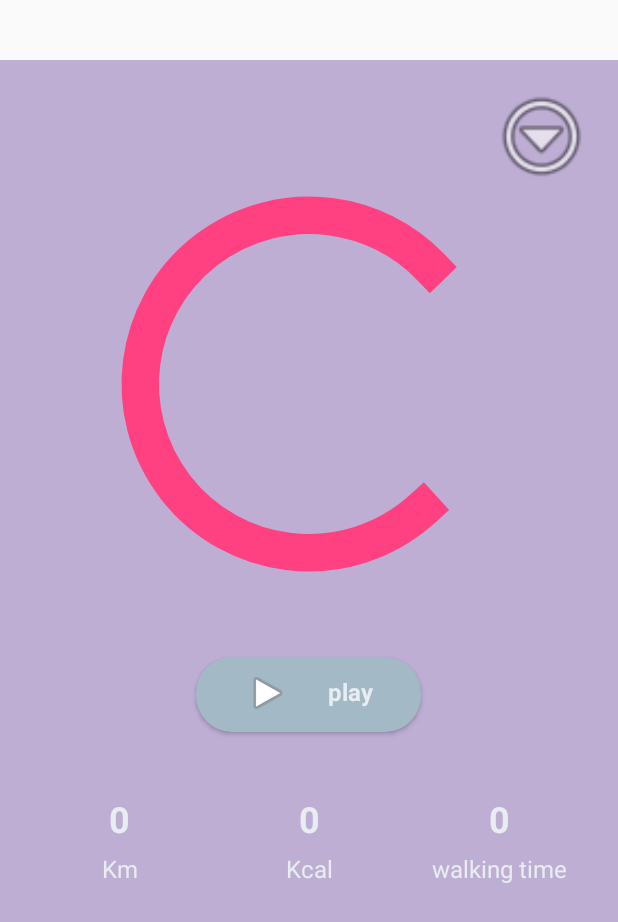
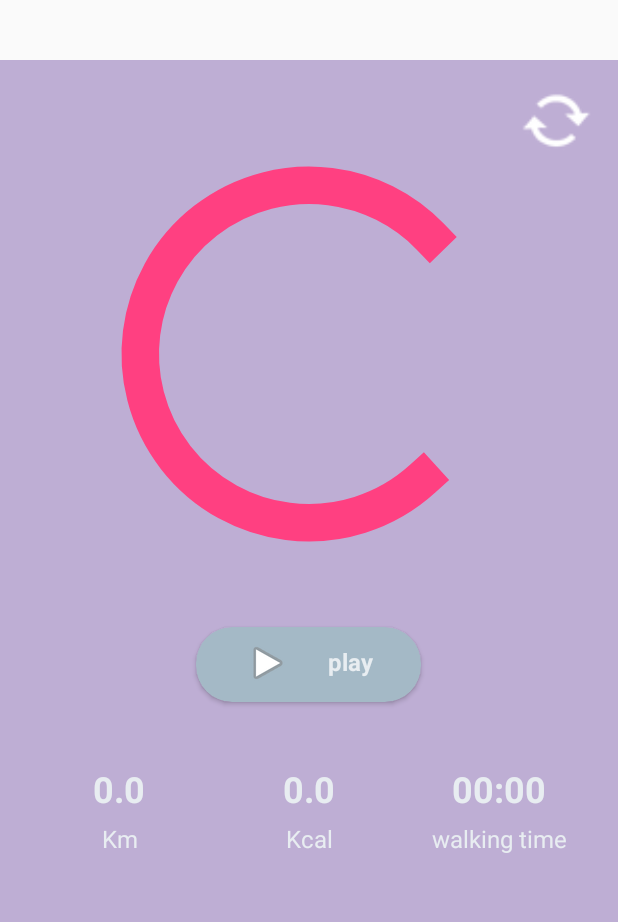
Before and after one commit to bohyup/LetsWalk, an Android app: the screen it shows after launch (MainActivity), on a phone screen of 412 x 824 dp. Shown: the top 922 px of the screen. Run offline under Robolectric (Android 15) with nearby library versions, the phone set to English and light mode, and no system bars; libraries missing offline, so code that uses them is left out: me.itangqi.waveloadingview; plain views replace WaveLoadingView; 4 statements that could not run were skipped.

Commit message:
"첫번째 페이지 완료"

```diff
--- a/app/src/main/java/com/hyupb/letswalk/MainActivity.java
+++ b/app/src/main/java/com/hyupb/letswalk/MainActivity.java
@@ -1,16 +1,14 @@
 package com.hyupb.letswalk;
 
-import android.app.Service;
 import android.content.BroadcastReceiver;
 import android.content.Context;
 import android.content.Intent;
 import android.content.IntentFilter;
-import android.os.IBinder;
+import android.content.SharedPreferences;
 import android.support.v4.app.FragmentTabHost;
 import android.support.v4.view.ViewPager;
 import android.support.v7.app.AppCompatActivity;
 import android.os.Bundle;
-import android.support.v7.widget.CardView;
 import android.util.Log;
 import android.view.View;
 import android.widget.ImageView;
@@ -31,7 +29,8 @@ public class MainActivity extends AppCompatActivity {
 
     Intent manboService;
     BroadcastReceiver receiver;
-    boolean flag = true;
+
+    boolean flag = StepCount.flag;
     String serviceData;
     int stepCount;
     int finalStep = StepCount.finalStep;
@@ -47,6 +46,14 @@ public class MainActivity extends AppCompatActivity {
     TextView kmTv;
     TextView kcalTv;
     TextView timeTv;
+
+    public Intent getManboService() {
+        return manboService;
+    }
+
+    public BroadcastReceiver getReceiver() {
+        return receiver;
+    }
 
     @Override
     protected void onCreate(Bundle savedInstanceState) {
@@ -110,13 +117,18 @@ public class MainActivity extends AppCompatActivity {
             }
         });
 
+        if(!flag){
+            IntentFilter mainFilter = new IntentFilter("com.hyupb.letswalk");
+            registerReceiver(receiver, mainFilter);
+        }
+
     }
 
     @Override
     protected void onResume() {
         super.onResume();
 
-
+        flag = StepCount.flag;
     }
 
     class PlayingReceiver extends BroadcastReceiver {
@@ -163,6 +175,14 @@ public class MainActivity extends AppCompatActivity {
                            walkingTimeS = walkingTimeS%60d;
                         }
 
+                        //계산값 static에 저장
+                        StepCount.Step = stepCount;
+                        StepCount.km = km;
+                        StepCount.kcal = kcal;
+                        StepCount.walkingTimeM = walkingTimeM;
+                        StepCount.walkingTimeS = walkingTimeS;
+                        StepCount.flag = flag;
+
 
                         runOnUiThread(new Runnable() {
                             @Override
@@ -182,6 +202,16 @@ public class MainActivity extends AppCompatActivity {
                                     }
                                 }
 
+                                if(!flag){
+                                    pauseBtn = pager.getChildAt(0).findViewById(R.id.today_pause_btn);
+                                    pauseBtn.setImageResource(android.R.drawable.ic_media_pause);
+
+                                    pauseText = pager.getChildAt(0).findViewById(R.id.today_pause_tv);
+                                    pauseText.setText("pause");
+
+                                    IntentFilter mainFilter = new IntentFilter("com.hyupb.letswalk");
+                                    registerReceiver(receiver, mainFilter);
+                                }
                             }
                         });
                     }
@@ -198,6 +228,9 @@ public class MainActivity extends AppCompatActivity {
 
     //일시정지 버튼
     public void clickSP(View v){
+
+        waveLoadingView = pager.getChildAt(0).findViewById(R.id.today_waveLoadingView);
+
                 if (flag) {
                     try {
                         pauseBtn = pager.getChildAt(0).findViewById(R.id.today_pause_btn);
@@ -205,6 +238,10 @@ public class MainActivity extends AppCompatActivity {
 
                         pauseText = pager.getChildAt(0).findViewById(R.id.today_pause_tv);
                         pauseText.setText("pause");
+
+                        flag = false;
+
+                        waveLoadingView.setBottomTitle("");
 
                         IntentFilter mainFilter = new IntentFilter("com.hyupb.letswalk");
                         registerReceiver(receiver, mainFilter);
@@ -216,17 +253,26 @@ public class MainActivity extends AppCompatActivity {
 
                 } else {
                     try {
+                        pauseBtn = pager.getChildAt(0).findViewById(R.id.today_pause_btn);
                         pauseBtn.setImageResource(android.R.drawable.ic_media_play);
+
+                        pauseText = pager.getChildAt(0).findViewById(R.id.today_pause_tv);
                         pauseText.setText("play");
 
-                        unregisterReceiver(receiver);
-                        stopService(manboService);
+                        flag = true;
+
+                        waveLoadingView.setBottomTitle("pause");
+
+//                        unregisterReceiver(receiver);
+//                        stopService(manboService);
 
                     } catch (Exception e) {
                         Toast.makeText(getApplicationContext(), e.getMessage(), Toast.LENGTH_LONG).show();
                     }
                 }
 
-                flag = !flag;
+                StepCount.flag = flag;
+
     }
+
 }
--- a/app/src/main/java/com/hyupb/letswalk/ManboService.java
+++ b/app/src/main/java/com/hyupb/letswalk/ManboService.java
@@ -74,9 +74,11 @@ public class ManboService extends Service implements SensorEventListener {
 
                 speed = Math.abs(x + y + z - lastX - lastY - lastZ) / gabOfTime * 10000;
 
+                if(!StepCount.flag){
                     if (speed > SHAKE_THRESHOLD) {
                         Log.i("onSensorChanged_IF", "SECOND_IF_IN");
                         Intent myFilteredResponse = new Intent("com.hyupb.letswalk");
+
 
                         StepCount.Step = count++;
 
@@ -84,6 +86,8 @@ public class ManboService extends Service implements SensorEventListener {
                         myFilteredResponse.putExtra("stepService", msg);
 
                         sendBroadcast(myFilteredResponse);
+                    }
+
                 } // end of if
 
                 lastX = event.values[0];
--- a/app/src/main/java/com/hyupb/letswalk/StepCount.java
+++ b/app/src/main/java/com/hyupb/letswalk/StepCount.java
@@ -16,4 +16,6 @@ public class StepCount {
     public static double kcal = 0d;
     public static int walkingTimeM = 0;
     public static double walkingTimeS = 0;
+
+    public static boolean flag=true;
 }
--- a/app/src/main/java/com/hyupb/letswalk/Today.java
+++ b/app/src/main/java/com/hyupb/letswalk/Today.java
@@ -1,23 +1,124 @@
 package com.hyupb.letswalk;
 
+
+import android.content.BroadcastReceiver;
+import android.content.Intent;
+import android.content.SharedPreferences;
 import android.support.annotation.Nullable;
 import android.support.v4.app.Fragment;
 import android.os.Bundle;
 import android.view.LayoutInflater;
 import android.view.View;
 import android.view.ViewGroup;
+import android.widget.ImageView;
+import android.widget.TextView;
+
 
 import me.itangqi.waveloadingview.WaveLoadingView;
 
+import static android.content.Context.MODE_PRIVATE;
+
 public class Today extends Fragment {
+
+    WaveLoadingView waveLoadingView;
+    ImageView pauseImg;
+    TextView pauseText;
+    TextView kmTv;
+    TextView kcalTv;
+    TextView timeTv;
+
+    ImageView resetImg;
+    Intent manboService;
+    BroadcastReceiver receiver;
 
     @Nullable
     @Override
     public View onCreateView(LayoutInflater inflater, @Nullable ViewGroup container, @Nullable Bundle savedInstanceState) {
         View view = inflater.inflate(R.layout.activity_today,container,false);
 
+        SharedPreferences pref = getContext().getSharedPreferences("Data",MODE_PRIVATE);
+        StepCount.Step = pref.getInt("step",0);
+        StepCount.finalStep = pref.getInt("finalStep",100);
+        StepCount.achievementToday = pref.getInt("achievementToday",1);
+        StepCount.cm = pref.getInt("cm",170);
+        StepCount.kg = pref.getInt("kg",70);
+        StepCount.km = Math.round((double)pref.getFloat("km",0)*100)/100d;
+        StepCount.kcal = Math.round((double)pref.getFloat("kcal",0)*100)/100d;
+        StepCount.walkingTimeM = pref.getInt("walkingTimeM",0);
+        StepCount.walkingTimeS = (double)pref.getFloat("walkingTimeS",0);
+        StepCount.flag = pref.getBoolean("flag",true);
+
+        manboService = ((MainActivity)getContext()).getManboService();
+        receiver = ((MainActivity)getContext()).getReceiver();
+
         return view;
     }
 
+    @Override
+    public void onResume() {
+        super.onResume();
+
+        waveLoadingView = getView().findViewById(R.id.today_waveLoadingView);
+        pauseImg = getView().findViewById(R.id.today_pause_btn);
+        pauseText = getView().findViewById(R.id.today_pause_tv);
+        kmTv = getView().findViewById(R.id.today_km_tv);
+        kcalTv = getView().findViewById(R.id.today_Kcal_tv);
+        timeTv = getView().findViewById(R.id.today_time_tv);
+
+        waveLoadingView.setTopTitle("목표 걸음 수 : "+StepCount.finalStep);
+        waveLoadingView.setCenterTitle(StepCount.Step+"");
+        waveLoadingView.setProgressValue((StepCount.achievementToday-1)*10);
+        kmTv.setText(StepCount.km+"");
+        kcalTv.setText(StepCount.kcal+"");
+        timeTv.setText(String.format("%02d:%02d",StepCount.walkingTimeM,(int)Math.abs(StepCount.walkingTimeS)));
+
+        if(StepCount.flag){
+            pauseImg.setImageResource(android.R.drawable.ic_media_play);
+            pauseText.setText("play");
+        }else {
+            pauseImg.setImageResource(android.R.drawable.ic_media_pause);
+            pauseText.setText("pause");
+        }
+
+        resetImg = getView().findViewById(R.id.today_reset_iv);
+
+        resetImg.setOnClickListener(new View.OnClickListener() {
+            @Override
+            public void onClick(View view) {
+                if(!StepCount.flag) {
+
+                    getContext().unregisterReceiver(receiver);
+                    getContext().stopService(manboService);
+
+                    waveLoadingView.setBottomTitle("reset!!");
+                    waveLoadingView.setProgressValue(0);
+                    pauseImg.setImageResource(android.R.drawable.ic_media_play);
+                    pauseText.setText("play");
+                }
+            }
+        });
+
+    }
+
+    @Override
+    public void onDestroyView() {
+        super.onDestroyView();
+
+        SharedPreferences sharedPreferences = getContext().getSharedPreferences("Data",MODE_PRIVATE);
+        SharedPreferences.Editor editor = sharedPreferences.edit();
+
+        editor.putInt("step",StepCount.Step);
+        editor.putInt("finalStep",StepCount.finalStep);
+        editor.putInt("achievementToday",StepCount.achievementToday);
+        editor.putInt("cm",StepCount.cm);
+        editor.putInt("kg",StepCount.kg);
+        editor.putFloat("km",(float)StepCount.km);
+        editor.putFloat("kcal",(float)StepCount.kcal);
+        editor.putInt("walkingTimeM",StepCount.walkingTimeM);
+        editor.putFloat("walkingTimeS",(float)StepCount.walkingTimeS);
+        editor.putBoolean("flag",StepCount.flag);
+
+        editor.commit();
+    }
 
 }
--- a/app/src/main/res/layout/activity_today.xml
+++ b/app/src/main/res/layout/activity_today.xml
@@ -9,10 +9,11 @@
     android:background="@color/colorPuple">
 
         <ImageView
-            android:layout_width="70dp"
-            android:layout_height="70dp"
+            android:id="@+id/today_reset_iv"
+            android:layout_width="50dp"
+            android:layout_height="50dp"
             android:layout_alignParentRight="true"
-            android:src="@android:drawable/ic_menu_more"
+            android:src="@android:drawable/stat_notify_sync_noanim"
             android:clickable="true"
             />
 
@@ -20,7 +21,7 @@
             android:id="@+id/today_waveLoadingView"
             android:layout_width="300dp"
             android:layout_height="300dp"
-            android:layout_marginTop="50dp"
+            android:layout_marginTop="30dp"
             android:layout_centerHorizontal="true"
             app:wlv_borderColor="#667788"
             app:wlv_borderWidth="3dp"
```
Lines whose indentation alone changed are shown as unchanged.
